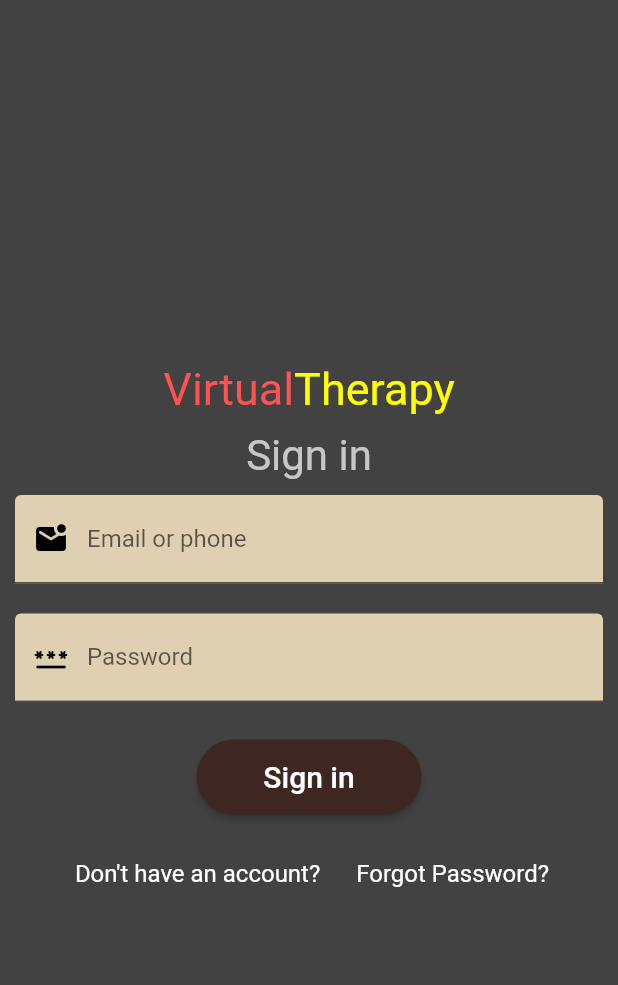
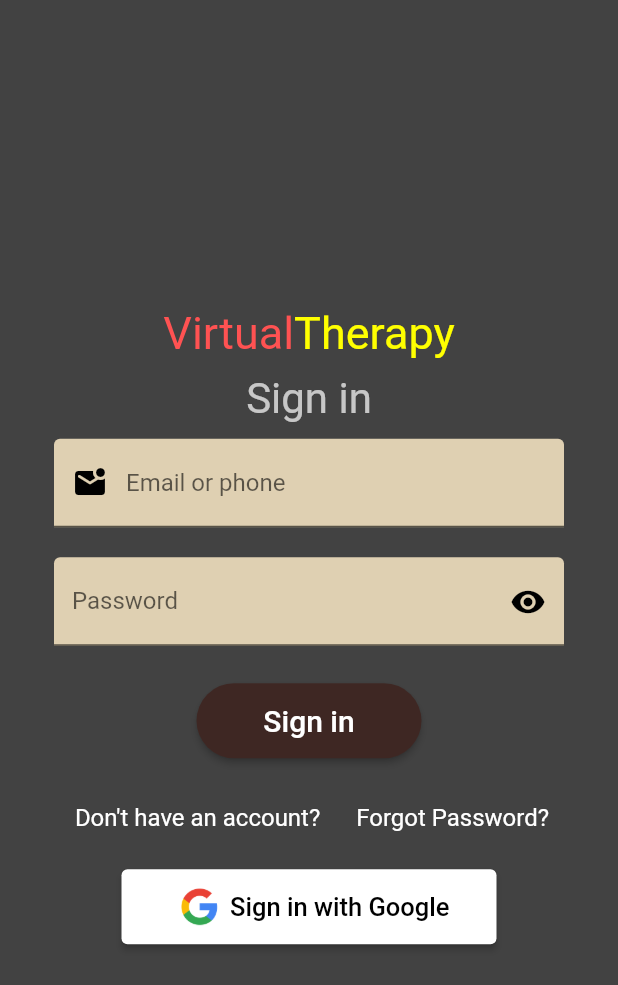
Before and after one commit to davidmise/VirtualTherapyApp, a Flutter app: the screen it shows after launch, on a phone screen of 412 x 824 dp. Shown: the top 985 px of the screen. Run offline on Flutter 3.47's test engine with Material 2 defaults, Android fonts, the light colour scheme and no system bars.

Commit message:
Completed the Sign in Page

```diff
--- a/lib/ui/home.dart
+++ b/lib/ui/home.dart
@@ -1,22 +1,26 @@
+// import 'package:flutter/foundation.dart';
 import 'package:flutter/material.dart';
 // import 'package:firebase_auth/firebase_auth.dart';
 // import 'package:google_sign_in/google_sign_in.dart';
 // import 'package:flutter_signin_button/flutter_signin_button.dart';
 
-
 class Home extends StatefulWidget {
   const Home({super.key});
+
 
   @override
   State<Home> createState() => _HomeState();
 }
 
 class _HomeState extends State<Home> {
+  bool _obscureText = true;
   @override
   Widget build(BuildContext context) {
     return Scaffold(
       backgroundColor: Colors.grey[800],
-      body: Column(
+      body: Padding(
+        padding: const EdgeInsets.symmetric(horizontal: 16.0),
+        child: Column(
           crossAxisAlignment: CrossAxisAlignment.center,
           mainAxisAlignment: MainAxisAlignment.center,
           children: [
@@ -50,6 +54,8 @@ class _HomeState extends State<Home> {
             Padding(
               padding: const EdgeInsets.all(10),
               child: Form(
+                child: Padding(
+                  padding: const EdgeInsets.symmetric(horizontal: 10),
                   child: Column(
                     children: [
                       const TextField(
@@ -67,18 +73,29 @@ class _HomeState extends State<Home> {
                         ),
                       ),
                       const SizedBox(height: 20),
-                  const TextField(
+                       TextField(
+                         obscureText: _obscureText,
                         keyboardType: TextInputType.emailAddress,
-                    decoration: InputDecoration(
-                      fillColor: Color.fromRGBO(223, 208, 178, 1),
+                        decoration:  InputDecoration(
+                          fillColor: const Color.fromRGBO(223, 208, 178, 1),
                           filled: true,
                           labelText: 'Password',
-                      focusedBorder: OutlineInputBorder(
+                          focusedBorder:const OutlineInputBorder(
                             borderSide: BorderSide(color: Colors.white),
                           ),
                           // enabledBorder: OutlineInputBorder(borderSide: BorderSide(color:Colors.black),),
-                      prefixIcon:
-                          Icon(Icons.password_rounded, color: Colors.black),
+
+                          suffixIcon: IconButton(
+                            icon: Icon(
+                              _obscureText ? Icons.visibility : Icons.visibility_off,
+                              color: Colors.black,
+                            ),
+                            onPressed: () {
+                              setState(() {
+                                _obscureText = !_obscureText;
+                              });
+                            },
+                          ),
                         ),
                       ),
                       const SizedBox(height: 25.0),
@@ -106,6 +123,7 @@ class _HomeState extends State<Home> {
                   ),
                 ),
               ),
+            ),
             const SizedBox(height: 20.0),
             Padding(
               padding: const EdgeInsets.symmetric(horizontal: 10),
@@ -124,7 +142,6 @@ class _HomeState extends State<Home> {
                       style: TextStyle(fontSize: 16.0, color: Colors.white),
                     ),
                   ),
-
                   const SizedBox(
                     width: 20.0,
                   ),
@@ -146,8 +163,37 @@ class _HomeState extends State<Home> {
                 ],
               ),
             ),
-
+            const SizedBox( height:25.0),
+            SizedBox(
+              width: 250.0,
+              height: 50.0,
+              child: ElevatedButton(
+                onPressed: () {},
+                style: const ButtonStyle(
+                  backgroundColor: MaterialStatePropertyAll(Colors.white),
+                ),
+                child: Row(
+                  mainAxisAlignment: MainAxisAlignment.center,
+                  children: [
+                    Container(
+                      padding: const EdgeInsets.all(8.0),
+                      child: Image.asset(
+                        'images/G.png', // Replace with the actual path to your Google logo image
+                        height: 25.0,
+                        width: 25.0,// Adjust the height as needed
+                      ),
+                    ),
+                   const Text(
+                     'Sign in with Google',
+                     style: TextStyle(color: Colors.black,
+                     fontSize:17),
+                   ),
                   ],
+                ),
+              ),
+            ),
+          ],
+        ),
       ),
     );
   }
--- a/pubspec.yaml
+++ b/pubspec.yaml
@@ -63,9 +63,8 @@ flutter:
   uses-material-design: true
 
   # To add assets to your application, add an assets section, like this:
-  # assets:
-  #   - images/a_dot_burr.jpeg
-  #   - images/a_dot_ham.jpeg
+  assets:
+    - images/G.png
 
   # An image asset can refer to one or more resolution-specific "variants", see
   # https://flutter.dev/assets-and-images/#resolution-aware
```
Also changed, not shown: images/G.png (added), 1 other file. Lines whose indentation alone changed are shown as unchanged.
